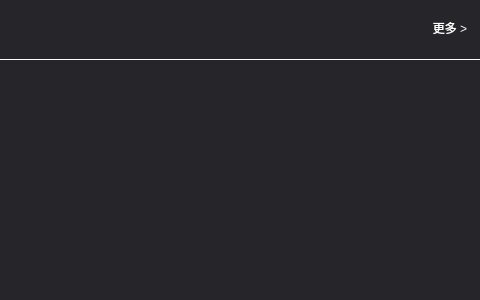
First picture: the form in VideoPlayer/mainwidget/GalleryItemForm.ui, repository huizhang556/pc-video-player, before the edit; both pictures show x 363 to 843 and y 0 to 300 of the 843 by 300 pixel window.
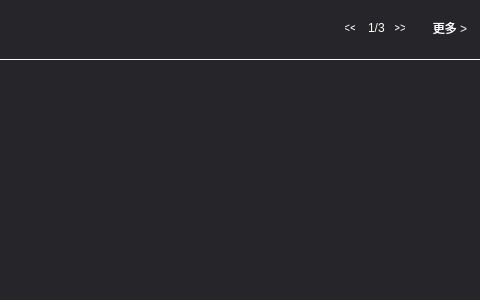
Second picture: the form after the edit.

```diff
--- a/VideoPlayer/mainwidget/GalleryItemForm.ui
+++ b/VideoPlayer/mainwidget/GalleryItemForm.ui
@@ -131,6 +131,148 @@
             </property>
            </spacer>
           </item>
+          <item>
+           <widget class="QWidget" name="widget" native="true">
+            <property name="minimumSize">
+             <size>
+              <width>100</width>
+              <height>60</height>
+             </size>
+            </property>
+            <property name="maximumSize">
+             <size>
+              <width>100</width>
+              <height>60</height>
+             </size>
+            </property>
+            <layout class="QHBoxLayout" name="horizontalLayout_5">
+             <property name="spacing">
+              <number>0</number>
+             </property>
+             <property name="leftMargin">
+              <number>0</number>
+             </property>
+             <property name="topMargin">
+              <number>0</number>
+             </property>
+             <property name="rightMargin">
+              <number>0</number>
+             </property>
+             <property name="bottomMargin">
+              <number>0</number>
+             </property>
+             <item>
+              <layout class="QHBoxLayout" name="horizontalLayout_4">
+               <property name="spacing">
+                <number>0</number>
+               </property>
+               <item>
+                <widget class="QPushButton" name="pushButton_itemprevious">
+                 <property name="minimumSize">
+                  <size>
+                   <width>20</width>
+                   <height>36</height>
+                  </size>
+                 </property>
+                 <property name="maximumSize">
+                  <size>
+                   <width>20</width>
+                   <height>36</height>
+                  </size>
+                 </property>
+                 <property name="styleSheet">
+                  <string notr="true">QPushButton
+{
+background-color:transparent;
+margin-right:10px;
+margin-bottom:5px;
+color: #ffffff;
+border:none;
+}
+
+QPushButton:hover
+{
+color: #ff0000;
+}</string>
+                 </property>
+                 <property name="text">
+                  <string>&lt;&lt;</string>
+                 </property>
+                </widget>
+               </item>
+               <item>
+                <widget class="QLabel" name="label_page">
+                 <property name="minimumSize">
+                  <size>
+                   <width>30</width>
+                   <height>36</height>
+                  </size>
+                 </property>
+                 <property name="maximumSize">
+                  <size>
+                   <width>30</width>
+                   <height>36</height>
+                  </size>
+                 </property>
+                 <property name="styleSheet">
+                  <string notr="true">QLabel
+{
+background-color:transparent;
+margin-right:10px;
+margin-bottom:5px;
+color: #ffffff;
+border:none;
+}
+
+QLabel:hover
+{
+color: #ff0000;
+}</string>
+                 </property>
+                 <property name="text">
+                  <string>1/3</string>
+                 </property>
+                </widget>
+               </item>
+               <item>
+                <widget class="QPushButton" name="pushButton_itemnext">
+                 <property name="minimumSize">
+                  <size>
+                   <width>20</width>
+                   <height>36</height>
+                  </size>
+                 </property>
+                 <property name="maximumSize">
+                  <size>
+                   <width>20</width>
+                   <height>36</height>
+                  </size>
+                 </property>
+                 <property name="styleSheet">
+                  <string notr="true">QPushButton
+{
+background-color:transparent;
+margin-right:10px;
+margin-bottom:5px;
+color: #ffffff;
+border:none;
+}
+
+QPushButton:hover
+{
+color: #ff0000;
+}</string>
+                 </property>
+                 <property name="text">
+                  <string>&gt;&gt;</string>
+                 </property>
+                </widget>
+               </item>
+              </layout>
+             </item>
+            </layout>
+           </widget>
+          </item>
           <item>
            <layout class="QVBoxLayout" name="verticalLayout">
             <item>
```
